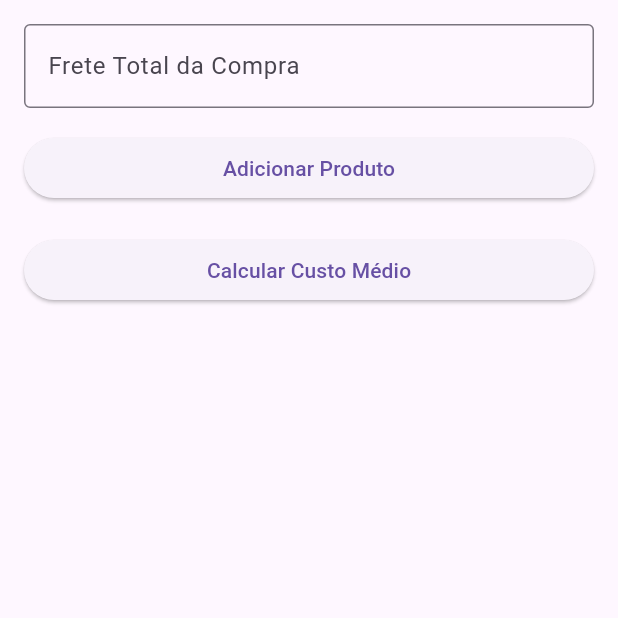
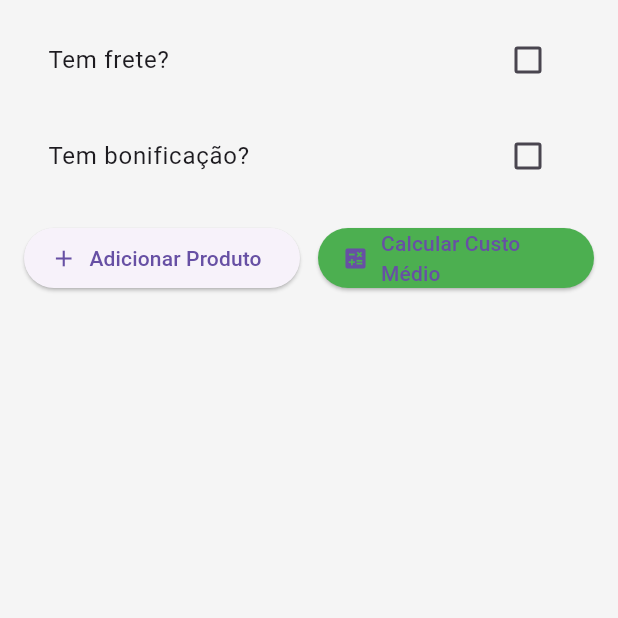
Before and after one commit to brunounky/Custo_frete_flutter, a Flutter app: the WeightedCostScreen screen opened directly, on a phone screen of 412 x 824 dp, the top half of it. Run offline on Flutter 3.47's test engine with Material 3 defaults, Android fonts, the phone set to English and light mode, and no system bars.

Commit message:
Dev media proporcional

```diff
--- a/calculo_frete/lib/main.dart
+++ b/calculo_frete/lib/main.dart
@@ -230,7 +230,6 @@ class WeightedProduct {
   TextEditingController oldQtyController = TextEditingController();
   TextEditingController newCostController = TextEditingController();
   TextEditingController newQtyController = TextEditingController();
-
   double result = 0.0;
 }
 
@@ -243,19 +242,25 @@ class WeightedCostScreen extends StatefulWidget {
 
 class _WeightedCostScreenState extends State<WeightedCostScreen> {
   final List<WeightedProduct> products = [];
-  final TextEditingController totalFreightController = TextEditingController();
+  final TextEditingController freightController = TextEditingController();
+  final TextEditingController bonusController = TextEditingController();
+
+  bool hasFreight = false;
+  bool hasBonus = false;
 
   void calculateWeightedCosts() {
     double totalNewQty = 0.0;
 
-    // Somar quantidade comprada de todos os produtos
     for (var product in products) {
       final newQty = double.tryParse(product.newQtyController.text.replaceAll(',', '.')) ?? 0.0;
       totalNewQty += newQty;
     }
 
-    final freight = double.tryParse(totalFreightController.text.replaceAll(',', '.')) ?? 0.0;
+    final freight = hasFreight ? double.tryParse(freightController.text.replaceAll(',', '.')) ?? 0.0 : 0.0;
+    final bonus = hasBonus ? double.tryParse(bonusController.text.replaceAll(',', '.')) ?? 0.0 : 0.0;
+
     final freightPerUnit = totalNewQty > 0 ? freight / totalNewQty : 0.0;
+    final bonusPerUnit = totalNewQty > 0 ? bonus / totalNewQty : 0.0;
 
     setState(() {
       for (var product in products) {
@@ -264,11 +269,11 @@ class _WeightedCostScreenState extends State<WeightedCostScreen> {
         final newCost = double.tryParse(product.newCostController.text.replaceAll(',', '.')) ?? 0.0;
         final newQty = double.tryParse(product.newQtyController.text.replaceAll(',', '.')) ?? 0.0;
 
-        final newCostWithFreight = newCost + freightPerUnit;
+        final newCostWithExtras = newCost + freightPerUnit - bonusPerUnit;
 
         final totalQty = oldQty + newQty;
         final weightedCost = totalQty > 0
-            ? ((oldCost * oldQty) + (newCostWithFreight * newQty)) / totalQty
+            ? ((oldCost * oldQty) + (newCostWithExtras * newQty)) / totalQty
             : 0.0;
 
         product.result = weightedCost;
@@ -278,58 +283,108 @@ class _WeightedCostScreenState extends State<WeightedCostScreen> {
 
   @override
   Widget build(BuildContext context) {
-    return Padding(
-      padding: const EdgeInsets.all(16.0),
+    return Scaffold(
+      backgroundColor: const Color(0xFFF5F5F5),
+      body: Padding(
+        padding: const EdgeInsets.symmetric(horizontal: 16.0, vertical: 12),
         child: Column(
           children: [
+            CheckboxListTile(
+              title: const Text('Tem frete?'),
+              value: hasFreight,
+              onChanged: (value) {
+                setState(() {
+                  hasFreight = value ?? false;
+                });
+              },
+            ),
+            if (hasFreight)
               TextField(
-            controller: totalFreightController,
+                controller: freightController,
                 decoration: const InputDecoration(
-              labelText: 'Frete Total da Compra',
+                  labelText: 'Valor do Frete',
+                  border: OutlineInputBorder(),
+                ),
+                keyboardType: const TextInputType.numberWithOptions(decimal: true),
+              ),
+            const SizedBox(height: 8),
+            CheckboxListTile(
+              title: const Text('Tem bonificação?'),
+              value: hasBonus,
+              onChanged: (value) {
+                setState(() {
+                  hasBonus = value ?? false;
+                });
+              },
+            ),
+            if (hasBonus)
+              TextField(
+                controller: bonusController,
+                decoration: const InputDecoration(
+                  labelText: 'Valor da Bonificação',
                   border: OutlineInputBorder(),
                 ),
                 keyboardType: const TextInputType.numberWithOptions(decimal: true),
               ),
             const SizedBox(height: 16),
+            Row(
+              children: [
+                Expanded(
+                  child: ElevatedButton.icon(
+                    onPressed: () {
+                      setState(() {
+                        products.add(WeightedProduct());
+                      });
+                    },
+                    icon: const Icon(Icons.add),
+                    label: const Text('Adicionar Produto'),
+                  ),
+                ),
+                const SizedBox(width: 12),
+                Expanded(
+                  child: ElevatedButton.icon(
+                    onPressed: calculateWeightedCosts,
+                    icon: const Icon(Icons.calculate),
+                    label: const Text('Calcular Custo Médio'),
+                    style: ElevatedButton.styleFrom(backgroundColor: Colors.green),
+                  ),
+                ),
+              ],
+            ),
+            const SizedBox(height: 16),
             Expanded(
               child: ListView(
-              children: [
-                ...products.map((product) => Card(
-                      margin: const EdgeInsets.only(bottom: 12),
+                children: products.map((product) {
+                  return Card(
+                    margin: const EdgeInsets.only(bottom: 16),
+                    elevation: 3,
+                    shape: RoundedRectangleBorder(
+                      borderRadius: BorderRadius.circular(12),
+                    ),
                     child: Padding(
-                        padding: const EdgeInsets.all(12.0),
+                      padding: const EdgeInsets.all(16.0),
                       child: Column(
                         children: [
-                            TextField(
-                              controller: product.oldCostController,
-                              decoration: const InputDecoration(labelText: 'Custo Anterior'),
-                              keyboardType: const TextInputType.numberWithOptions(decimal: true),
-                            ),
-                            TextField(
-                              controller: product.oldQtyController,
-                              decoration: const InputDecoration(labelText: 'Estoque Anterior'),
-                              keyboardType: TextInputType.number,
-                            ),
-                            TextField(
-                              controller: product.newCostController,
-                              decoration: const InputDecoration(labelText: 'Custo da Nova Compra'),
-                              keyboardType: const TextInputType.numberWithOptions(decimal: true),
-                            ),
-                            TextField(
-                              controller: product.newQtyController,
-                              decoration: const InputDecoration(labelText: 'Quantidade Comprada'),
-                              keyboardType: TextInputType.number,
-                            ),
+                          _buildTextField(product.oldCostController, 'Custo Anterior'),
                           const SizedBox(height: 8),
+                          _buildTextField(product.oldQtyController, 'Estoque Anterior'),
+                          const SizedBox(height: 8),
+                          _buildTextField(product.newCostController, 'Custo da Nova Compra'),
+                          const SizedBox(height: 8),
+                          _buildTextField(product.newQtyController, 'Quantidade Comprada'),
+                          const SizedBox(height: 12),
                           if (product.result > 0)
                             Text(
                               'Novo Custo Médio: ${product.result.toStringAsPrecision(10)}',
-                                style: const TextStyle(fontWeight: FontWeight.bold),
+                              style: const TextStyle(
+                                fontWeight: FontWeight.bold,
+                                color: Colors.black87,
+                              ),
                             ),
                           Align(
                             alignment: Alignment.centerRight,
                             child: IconButton(
-                                icon: const Icon(Icons.delete),
+                              icon: const Icon(Icons.delete, color: Colors.redAccent),
                               onPressed: () {
                                 setState(() {
                                   products.remove(product);
@@ -340,25 +395,26 @@ class _WeightedCostScreenState extends State<WeightedCostScreen> {
                         ],
                       ),
                     ),
-                    )),
-                ElevatedButton(
-                  onPressed: () {
-                    setState(() {
-                      products.add(WeightedProduct());
-                    });
-                  },
-                  child: const Text('Adicionar Produto'),
+                  );
+                }).toList(),
               ),
-                const SizedBox(height: 20),
-                ElevatedButton(
-                  onPressed: calculateWeightedCosts,
-                  child: const Text('Calcular Custo Médio'),
             ),
           ],
         ),
       ),
-        ],
+    );
+  }
+
+  Widget _buildTextField(TextEditingController controller, String label) {
+    return TextField(
+      controller: controller,
+      decoration: InputDecoration(
+        labelText: label,
+        filled: true,
+        fillColor: const Color(0xFFF0F0F0),
+        border: OutlineInputBorder(borderRadius: BorderRadius.circular(8)),
       ),
+      keyboardType: const TextInputType.numberWithOptions(decimal: true),
     );
   }
 }
```
Lines whose indentation alone changed are shown as unchanged.
